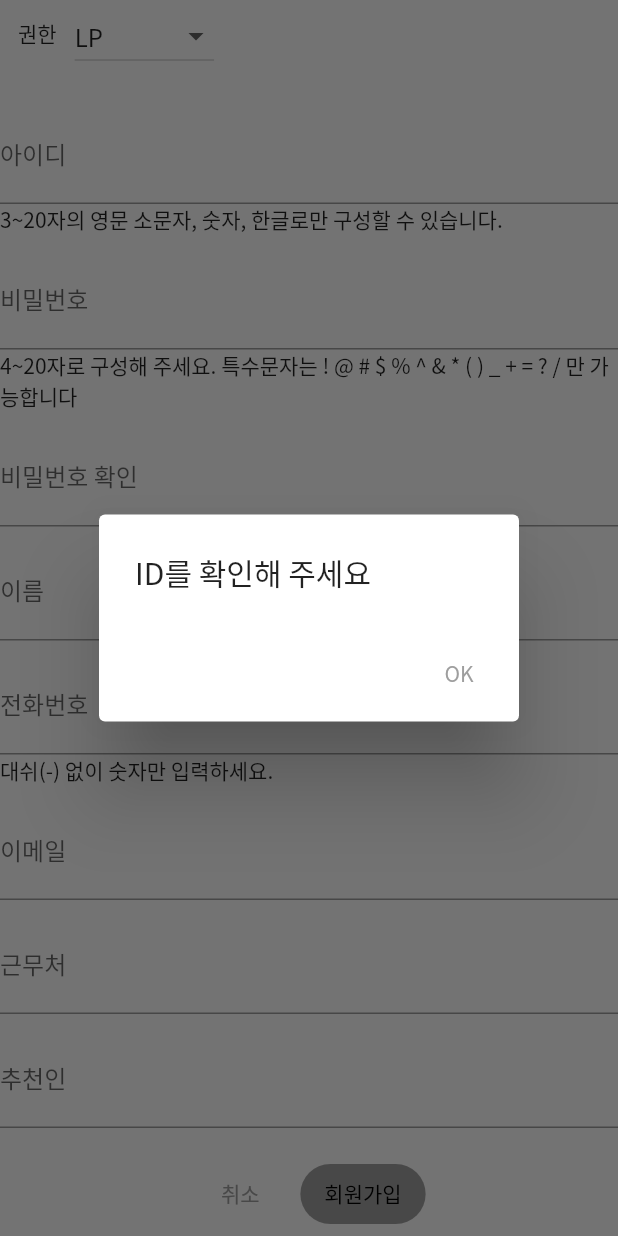
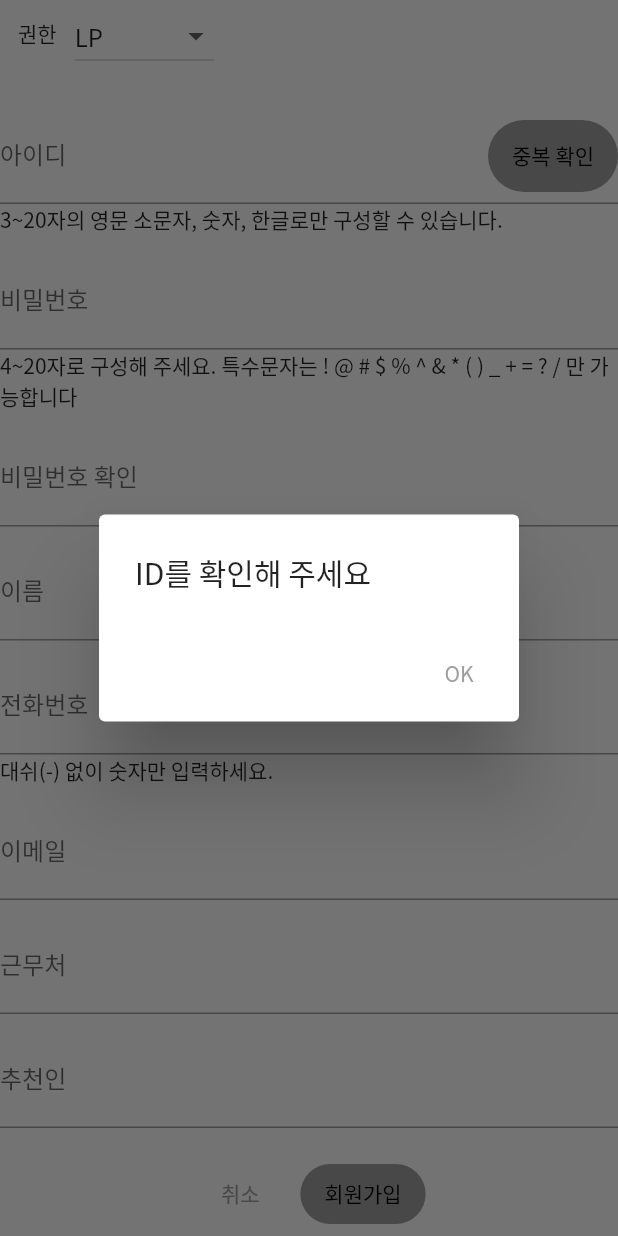
Before and after one commit to jhg6636/angelnet_front, a Flutter app: the MakeUserForm widget shown alone on an empty page, opened directly, after a tap on "회원가입", on a phone screen of 412 x 824 dp. Run offline on Flutter 3.47's test engine with Material 2 defaults, Android fonts, the light colour scheme and no system bars; our stand-ins replace device_info_plus, file_picker, flutter_html, flutter_secure_storage, fluttertoast, get and 2 more; missing offline and left inert: cross_scroll, dart:html, quill_html_editor; accounts and stored records are empty; network calls fail.

Commit message:
0623 중간 저장

```diff
--- a/lib/models/common/user.dart
+++ b/lib/models/common/user.dart
@@ -131,6 +131,12 @@ Future<String> checkRoleApi() async {
   return response.body;
 }
 
+Future<bool> checkStringId(String stringId) async {
+  var response = await http.get(StringUtils().stringToUri("/check-id", params: {"stringId": stringId}));
+
+  return response.body as bool;
+}
+
 Future<Map<String, dynamic>> getMyInfo() async {
   var response = await http.get(
       StringUtils().stringToUri("/my-info"),
--- a/lib/models/lp/fund.dart
+++ b/lib/models/lp/fund.dart
@@ -184,7 +184,7 @@ class Fund {
       'name': name,
       'startupName': startupName,
       'mainProduct': mainProduct,
-      'managerName': managerName,
+      'manager': managerName,
       'type': type,
       'cost': cost,
       'costPerShare': costPerShare,
--- a/lib/widgets/admin/make_user_form.dart
+++ b/lib/widgets/admin/make_user_form.dart
@@ -42,6 +42,7 @@ class MakeUserFormState extends State<MakeUserForm> {
 
   final _userLevelList = ['LP', 'STARTUP', 'ADMIN'];
   String _userLevel = 'LP';
+  bool notDuplicated = false;
 
   @override
   Widget build(BuildContext context) {
@@ -83,6 +84,17 @@ class MakeUserFormState extends State<MakeUserForm> {
               decoration: InputDecoration(
                 labelText: '아이디',
                 enabled: !widget.isEditing,
+                suffixIcon: FilledButton(
+                  onPressed: () async {
+                    notDuplicated = await checkStringId(_stringIdController.text);
+                    if (notDuplicated) {
+                      Fluttertoast.showToast(msg: "사용 가능한 아이디입니다!");
+                    } else {
+                      Fluttertoast.showToast(msg: "중복 아이디입니다. 다른 아이디를 입력해 주세요.");
+                    }
+                  },
+                  child: const Text("중복 확인"),
+                )
               ),
               inputFormatters: [
                 FilteringTextInputFormatter.allow(RegExp("[a-z0-9ㄱ-ㅎ가-힣ㅏ-ㅣ]"))
@@ -200,9 +212,6 @@ class MakeUserFormState extends State<MakeUserForm> {
               decoration: const InputDecoration(
                 labelText: '이름',
               ),
-              inputFormatters: [
-                FilteringTextInputFormatter.allow(RegExp("[ㄱ-ㅎ가-힇ㆍᆢ]"))
-              ],
             ),
             const SizedBox(height: 12.0),
             TextField(
@@ -279,9 +288,11 @@ class MakeUserFormState extends State<MakeUserForm> {
                           print(jsonDecode(utf8.decode(response.bodyBytes)));
                         } else {
                           if (widget.isEditing) {
+                            Fluttertoast.showToast(msg: "회원 정보 수정이 완료되었습니다.");
                             Get.back();
                           }
                           else if (!widget.isPopup) {
+                            Fluttertoast.showToast(msg: "회원가입이 완료되었습니다.");
                             Get.to(const HomeScreen());
                             Get.deleteAll();
                           } else {
```
Also changed, not shown: lib/widgets/lp/fund_form.dart (+44 -0 lines).
